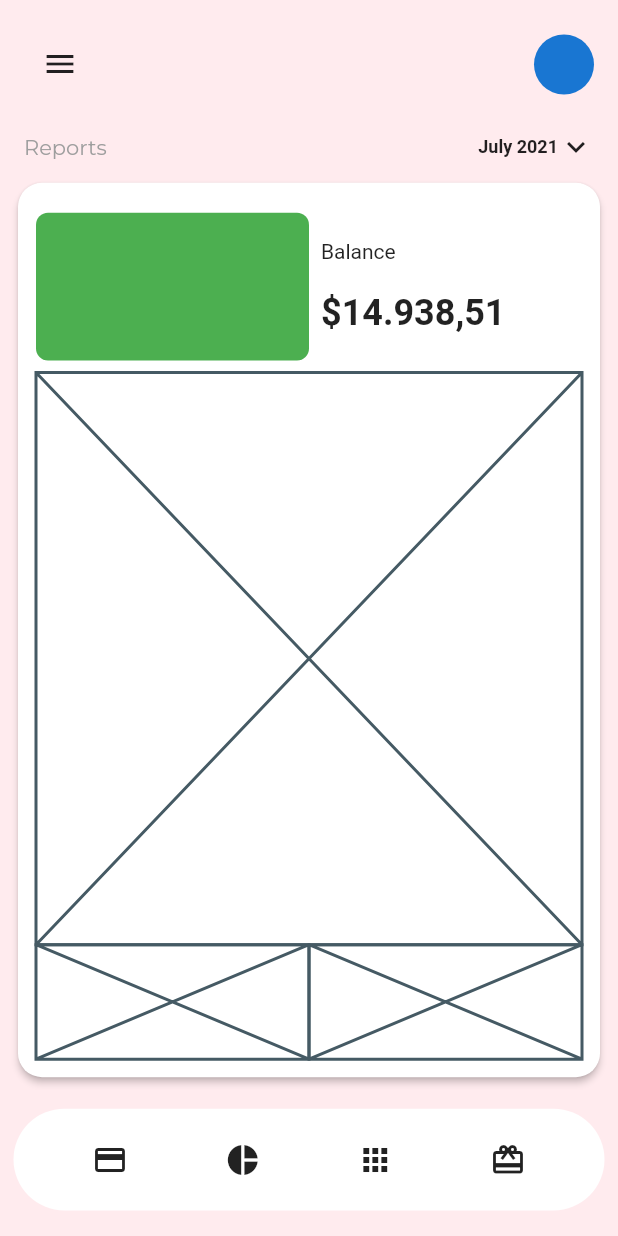
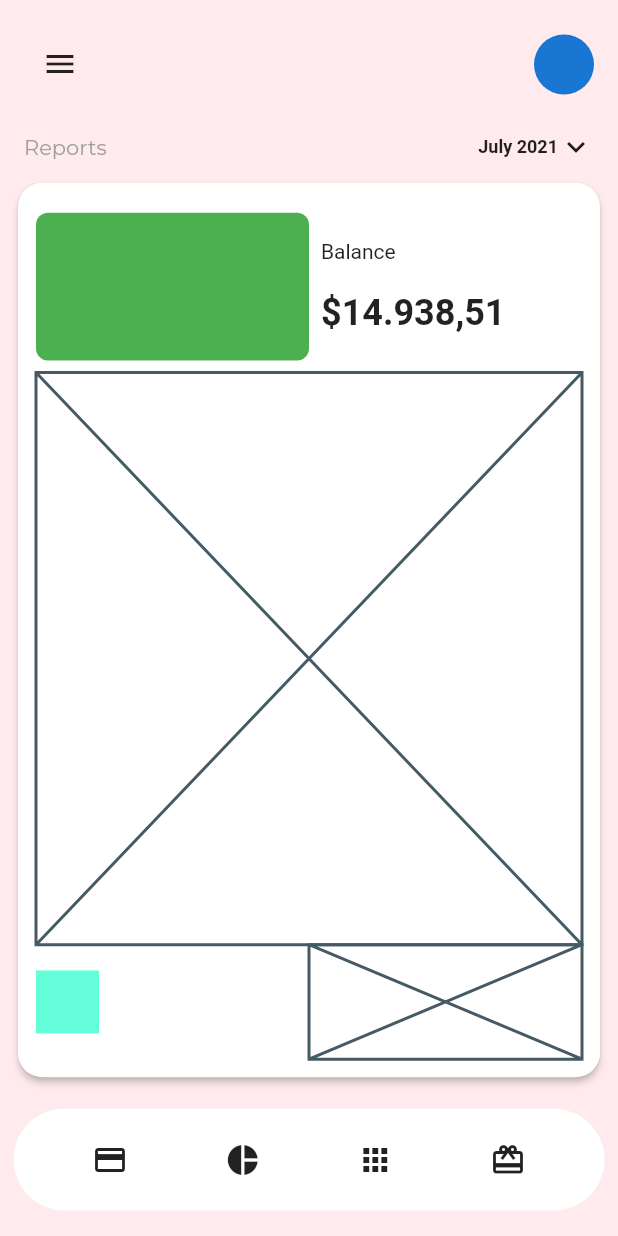
Before and after one commit to JAICHANGPARK/flutter_notebook_11th_story, a Flutter app: the screen it shows after launch, on a phone screen of 412 x 824 dp. Run offline on Flutter 3.47's test engine with Material 2 defaults, Android fonts, the phone set to English and light mode, and no system bars; our stand-ins replace backdrop, badges, flutter_inner_drawer, flutter_slidable, flutter_swiper, google_fonts.

Commit message:
Update bank_balance_page.dart

```diff
--- a/lib/ep749_bank_app/ui/bank_balance_page.dart
+++ b/lib/ep749_bank_app/ui/bank_balance_page.dart
@@ -98,7 +98,22 @@ class _BankBalancePageState extends State<BankBalancePage> {
                               Expanded(flex: 10, child: Placeholder()),
                               Expanded(flex: 2, child: Row(
                                 children: [
-                                  Expanded(child: Placeholder()),
+                                  Expanded(child: Row(
+                                    children: [
+                                      Container(
+                                        height: 42,
+                                        width: 42,
+                                        decoration: BoxDecoration(
+                                          color: Colors.tealAccent,
+                                        ),
+                                      ),
+                                      Column(
+                                        children: [
+
+                                        ],
+                                      )
+                                    ],
+                                  )),
                                   Expanded(child: Placeholder())
                                 ],
                               )),
```
